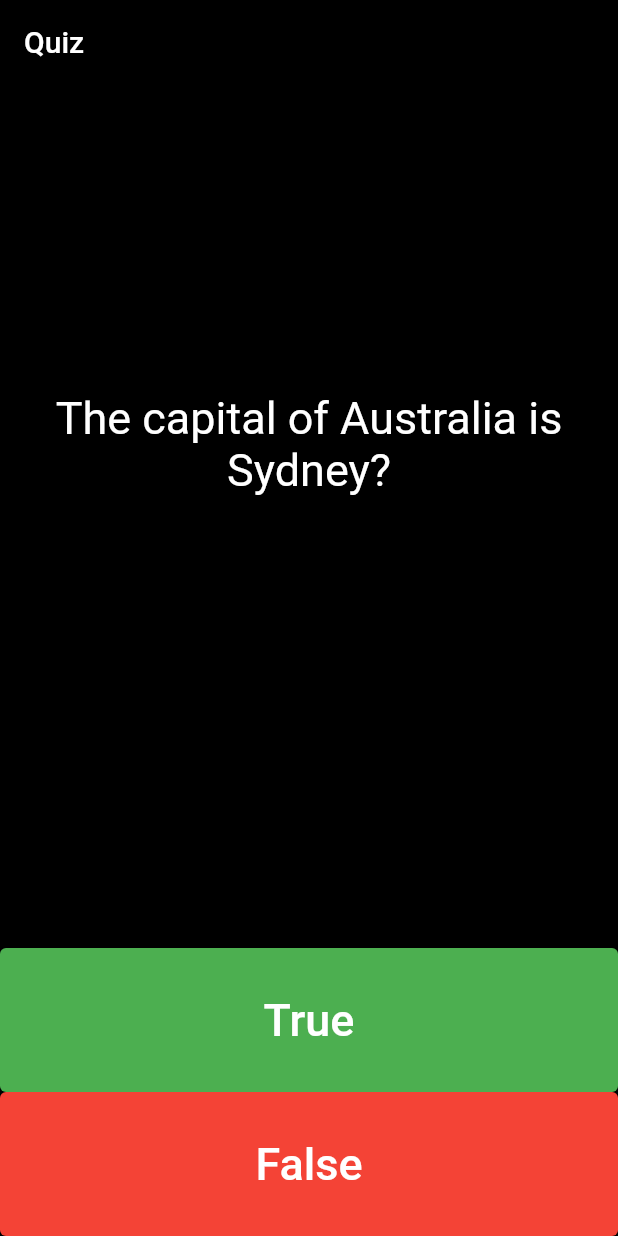
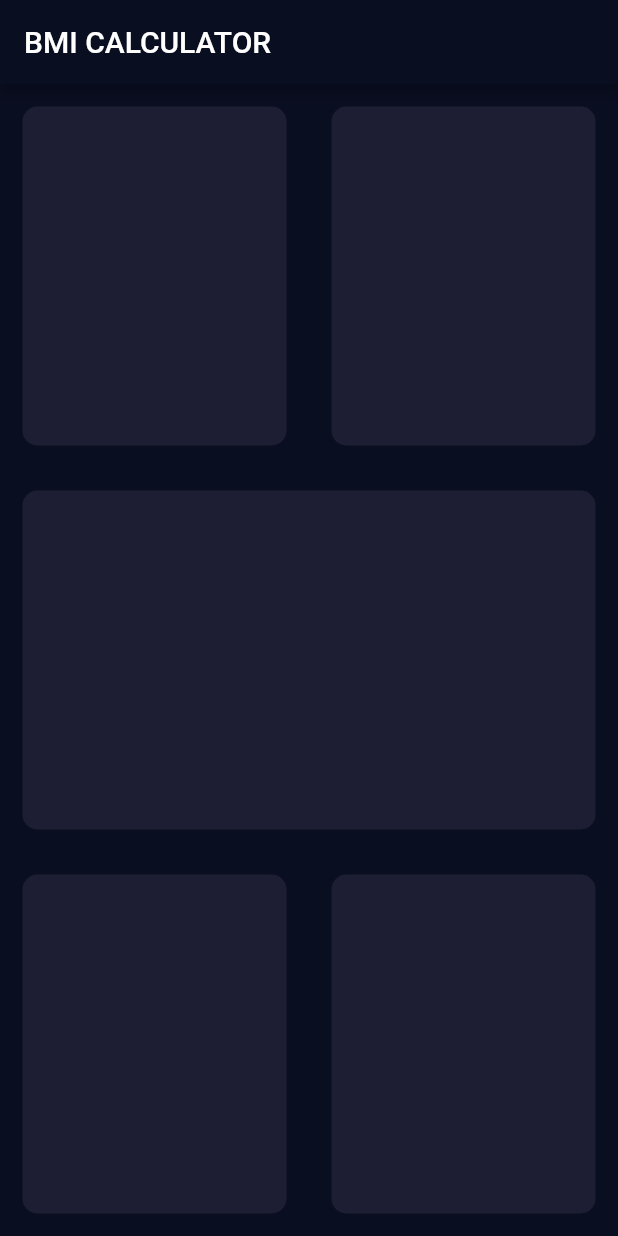
Before and after one commit to prameshbajra/flutterui, a Flutter app: the screen it shows after launch, on a phone screen of 412 x 824 dp. Run offline on Flutter 3.47's test engine with Material 2 defaults, Android fonts, the phone set to English and light mode, and no system bars.

Commit message:
Resuable card added.

```diff
--- a/lib/main.dart
+++ b/lib/main.dart
@@ -1,167 +1,107 @@
 import 'package:flutter/material.dart';
 
-void main() => runApp(const MyApp());
+void main() => runApp(const BMICalculator());
 
-class MyApp extends StatelessWidget {
-  const MyApp({super.key});
+class BMICalculator extends StatelessWidget {
+  const BMICalculator({super.key});
 
   @override
   Widget build(BuildContext context) {
     return MaterialApp(
-      home: Scaffold(
-        backgroundColor: Colors.black,
-        appBar: AppBar(
-          backgroundColor: Colors.black,
-          title: const Text('Quiz'),
+      theme: ThemeData(
+        colorScheme: ColorScheme.fromSwatch().copyWith(
+          primary: const Color(0xFF0A0E21),
         ),
-        body: const SafeArea(
-          child: QuizPage(),
+        scaffoldBackgroundColor: const Color(0xFF0A0E21),
+        textTheme: const TextTheme(
+          bodyMedium: TextStyle(
+            color: Colors.white,
+          ),
         ),
+      ),
+      home: const InputPage(),
+    );
+  }
+}
+
+class InputPage extends StatefulWidget {
+  const InputPage({super.key});
+
+  @override
+  State<InputPage> createState() => _InputPageState();
+}
+
+class _InputPageState extends State<InputPage> {
+  @override
+  Widget build(BuildContext context) {
+    return Scaffold(
+      appBar: AppBar(
+        title: const Text('BMI CALCULATOR'),
+      ),
+      body: Column(
+        children: [
+          Expanded(
+            child: Row(
+              children: <Widget>[
+                Expanded(
+                  child: ReusableCard(
+                    color: const Color(0xFF1D1E33),
+                  ),
+                ),
+                Expanded(
+                  child: ReusableCard(
+                    color: const Color(0xFF1D1E33),
+                  ),
+                )
+              ],
+            ),
+          ),
+          Expanded(
+            child: Row(
+              children: <Widget>[
+                Expanded(
+                  child: ReusableCard(
+                    color: const Color(0xFF1D1E33),
+                  ),
+                )
+              ],
+            ),
+          ),
+          Expanded(
+            child: Row(
+              children: <Widget>[
+                Expanded(
+                  child: ReusableCard(
+                    color: const Color(0xFF1D1E33),
+                  ),
+                ),
+                Expanded(
+                  child: ReusableCard(
+                    color: const Color(0xFF1D1E33),
+                  ),
+                ),
+              ],
+            ),
+          )
+        ],
       ),
     );
   }
 }
 
-class QuizPage extends StatefulWidget {
-  const QuizPage({super.key});
+class ReusableCard extends StatelessWidget {
+  Color color;
 
-  @override
-  State<QuizPage> createState() => _QuizPageState();
-}
-
-class _QuizPageState extends State<QuizPage> {
-  List<Map<String, dynamic>> questionSet = [
-    {'question': 'The capital of Australia is Sydney?', 'answer': false},
-    {
-      'question':
-          'The symbol for the element Iron on the periodic table is Fe?',
-      'answer': true
-    },
-    {
-      'question': 'Jupiter is the largest planet in our solar system?',
-      'answer': true
-    },
-    {'question': 'The Second World War ended in 1944?', 'answer': false},
-    {
-      'question': 'The Mona Lisa was painted by Vincent van Gogh?',
-      'answer': false
-    },
-    {'question': 'The square root of 81 is 9?', 'answer': true},
-    {
-      'question': 'Joe Biden was the President of the United States in 2021?',
-      'answer': true
-    },
-    {'question': 'Hummus is primarily made of lentils?', 'answer': false},
-    {'question': 'Minecraft was developed by Mojang?', 'answer': true},
-    {'question': 'Elephants are the largest land animal?', 'answer': true}
-  ];
-  List<Icon> scores = [];
-  int questionIndex = 0;
+  ReusableCard({super.key, required this.color});
 
   @override
   Widget build(BuildContext context) {
-    Map<String, dynamic> question = questionSet[questionIndex];
-    return Column(
-      mainAxisAlignment: MainAxisAlignment.center,
-      crossAxisAlignment: CrossAxisAlignment.stretch,
-      children: [
-        Expanded(
-          flex: 5,
-          child: Center(
-            child: Text(
-              question['question'] ?? 'Error',
-              textAlign: TextAlign.center,
-              style: const TextStyle(color: Colors.white, fontSize: 30),
-            ),
-          ),
-        ),
-        Expanded(
-          child: Row(
-            mainAxisAlignment: MainAxisAlignment.spaceEvenly,
-            children: scores,
-          ),
-        ),
-        Expanded(
-          child: TextButton(
-            onPressed: () => {
-              setState(
-                () => {
-                  if (questionIndex < questionSet.length - 1)
-                    {
-                      questionIndex += 1,
-                      if (question['answer'])
-                        {
-                          scores.add(const Icon(
-                            Icons.check,
-                            color: Colors.green,
-                          ))
-                        }
-                      else
-                        {
-                          scores.add(const Icon(
-                            Icons.close,
-                            color: Colors.red,
-                          ))
-                        },
-                    },
-                },
-              ),
-            },
-            style: const ButtonStyle(
-              backgroundColor: MaterialStatePropertyAll(
-                Colors.green,
-              ),
-            ),
-            child: const Text('True',
-                style: TextStyle(
-                  color: Colors.white,
-                  fontSize: 30,
-                )),
-          ),
-        ),
-        Expanded(
-          child: TextButton(
-            onPressed: () => {
-              setState(
-                () => {
-                  if (questionIndex < questionSet.length - 1)
-                    {
-                      questionIndex += 1,
-                      if (!question['answer'])
-                        {
-                          scores.add(
-                            const Icon(
-                              Icons.check,
-                              color: Colors.green,
-                            ),
-                          ),
-                        }
-                      else
-                        {
-                          scores.add(
-                            const Icon(
-                              Icons.close,
-                              color: Colors.red,
-                            ),
-                          )
-                        },
-                    }
-                },
-              ),
-            },
-            style: const ButtonStyle(
-              backgroundColor: MaterialStatePropertyAll(
-                Colors.red,
-              ),
-            ),
-            child: const Text('False',
-                style: TextStyle(
-                  color: Colors.white,
-                  fontSize: 30,
-                )),
-          ),
-        ),
-      ],
+    return Container(
+      margin: const EdgeInsets.all(15.0),
+      decoration: BoxDecoration(
+        color: color,
+        borderRadius: BorderRadius.circular(10.0),
+      ),
     );
   }
 }
```
Also changed, not shown: 3 other files.
